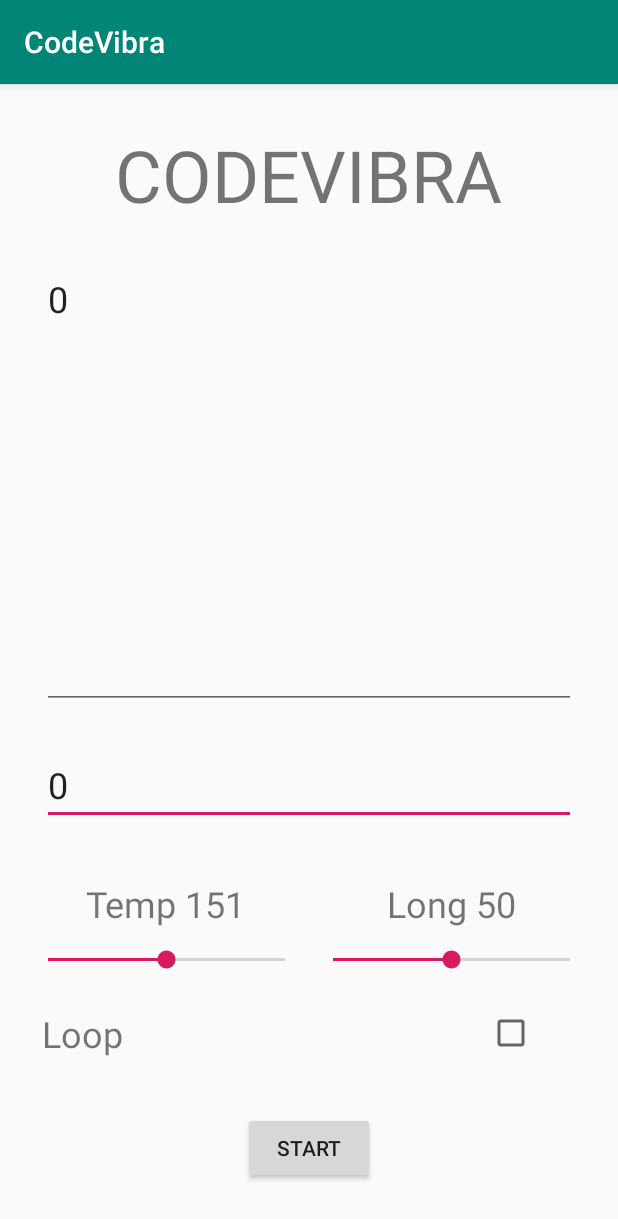
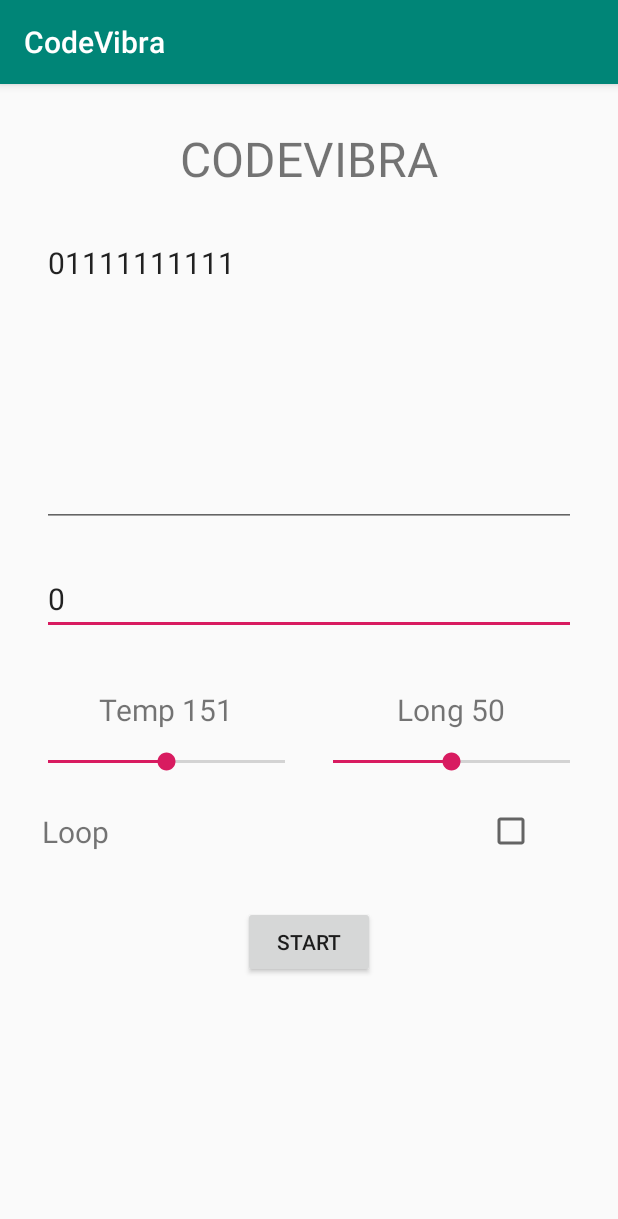
Before and after one commit to since85stas/CodeVibra, an Android app: the screen it shows after launch (MainActivity), after a tap on "START", on a phone screen of 412 x 824 dp. Shown: the top 1219 px of the screen. Run offline under Robolectric (Android 15) with nearby library versions, the phone set to English and light mode, and no system bars; our stand-ins replace data binding; 1 statement that could not run was skipped.

Commit message:
ui changes

```diff
--- a/app/src/main/java/ru/batura/stat/codevibra/TextWatchers.kt
+++ b/app/src/main/java/ru/batura/stat/codevibra/TextWatchers.kt
@@ -72,6 +72,7 @@ class BinaryTextWatcher (val model : MainViewModel) : TextWatcher {
                 _number = s.toString().toInt(2)
             } catch (e: Exception) {
                 Log.d("TextW", " Wrong number")
+                _number = -111;
             }
         } else {
             _number = 0
--- a/app/src/main/java/ru/batura/stat/codevibra/ui/main/MainFragment.kt
+++ b/app/src/main/java/ru/batura/stat/codevibra/ui/main/MainFragment.kt
@@ -11,6 +11,7 @@ import android.text.SpannableStringBuilder
 import android.view.LayoutInflater
 import android.view.View
 import android.view.ViewGroup
+import android.widget.Toast
 import androidx.databinding.DataBindingUtil
 import androidx.fragment.app.Fragment
 import androidx.lifecycle.Observer
@@ -22,6 +23,7 @@ import ru.batura.stat.codevibra.R
 import ru.batura.stat.codevibra.createVibrationPattern
 import ru.batura.stat.codevibra.databinding.MainFragmentBinding
 import ru.batura.stat.codevibra.getGetTempValue
+import java.time.Duration
 import java.util.*
 
 
@@ -103,6 +105,9 @@ class MainFragment : Fragment(), SoundPool.OnLoadCompleteListener {
                     viewModel.seekTempLive.value!!,
                     viewModel.seekLongLive.value!!
                     )
+            } else {
+                val toast = Toast.makeText(activity ,"Wrong binary format number",Toast.LENGTH_LONG)
+                toast.show()
             }
         })
 
--- a/app/src/main/res/layout/main_fragment.xml
+++ b/app/src/main/res/layout/main_fragment.xml
@@ -33,13 +33,12 @@
             addEditTextWatcherBin="@{viewModel}"
             addFocusListner="@{viewModel}"
             android:layout_width="match_parent"
-            android:layout_height="300dp"
-            android:inputType="number"
-            android:text="0"
+            android:layout_height="200dp"
+            android:text="01111111111"
             style="@style/BasicTextStyle"
             android:layout_gravity="top"
             android:gravity="top"
-
+            android:numeric="integer"
             />
 
         <EditText
--- a/app/src/main/res/values/styles.xml
+++ b/app/src/main/res/values/styles.xml
@@ -10,11 +10,11 @@
 
     <style name="BasicTextStyle" parent="">
         <item name="android:layout_margin">12dp</item>
-        <item name="android:textSize">24sp</item>
+        <item name="android:textSize">20sp</item>
     </style>
 
     <style name="TitleStyle" parent="BasicTextStyle">
-        <item name="android:textSize">48sp</item>
+        <item name="android:textSize">32sp</item>
         <item name="android:textAllCaps">true</item>
     </style>
 </resources>
```
